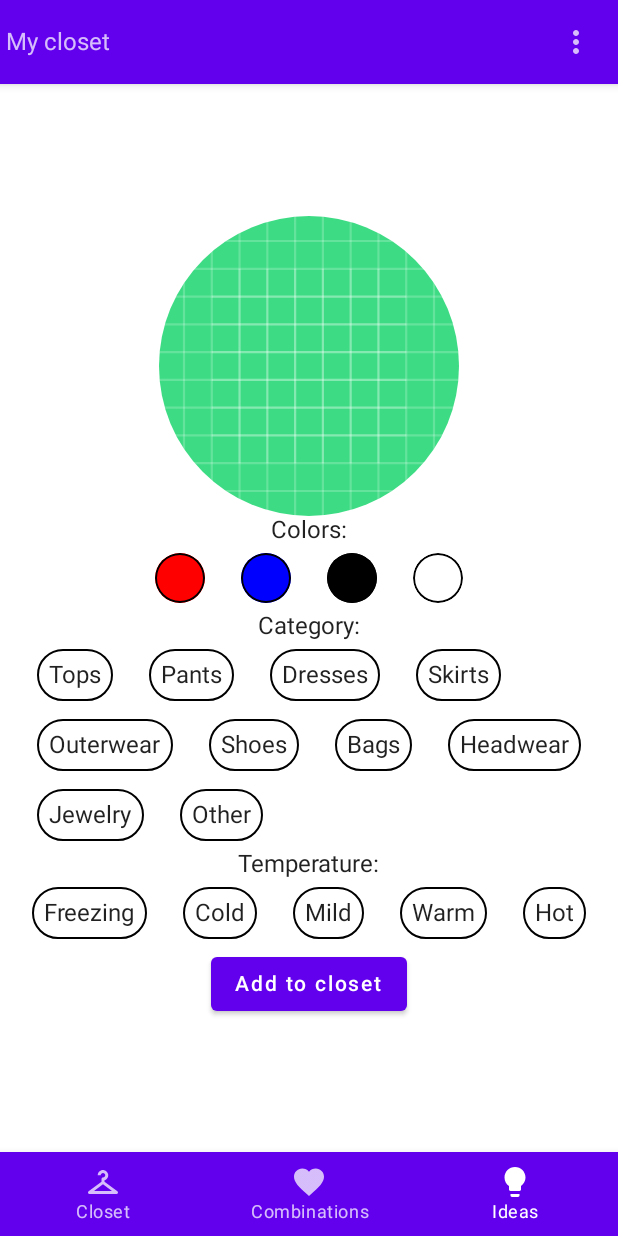
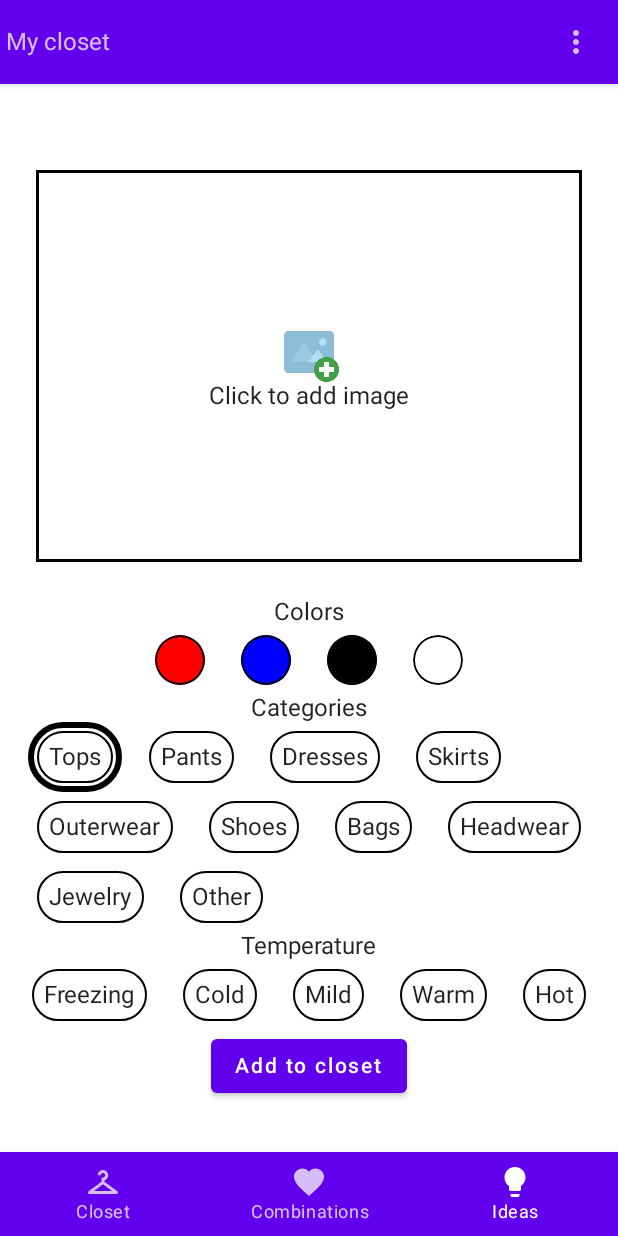
Before and after one commit to kristina-dudjak/closet, an Android app built with Jetpack Compose: the closetEditor screen opened through its navigation route, on a phone screen of 412 x 824 dp. Run offline under Robolectric (Android 15) with nearby library versions, the phone set to English and light mode, and no system bars; our stand-ins replace Dagger/Hilt's generated code, accompanist; libraries missing offline, so code that uses them is left out: com.firebase.ui.

Commit message:
refactor: add strings, change stringRes from nullable, enable one necessary clothes category

```diff
--- a/app/src/main/java/hr/ferit/kristinadudjak/mycloset/ui/closetEditor/ClosetEditorScreen.kt
+++ b/app/src/main/java/hr/ferit/kristinadudjak/mycloset/ui/closetEditor/ClosetEditorScreen.kt
@@ -1,20 +1,19 @@
 package hr.ferit.kristinadudjak.mycloset.ui.closetEditor
 
 import androidx.compose.foundation.Image
-import androidx.compose.foundation.layout.Arrangement
-import androidx.compose.foundation.layout.Column
-import androidx.compose.foundation.layout.fillMaxSize
-import androidx.compose.foundation.layout.size
-import androidx.compose.foundation.shape.CircleShape
+import androidx.compose.foundation.border
+import androidx.compose.foundation.clickable
+import androidx.compose.foundation.layout.*
 import androidx.compose.material.Button
+import androidx.compose.material.MaterialTheme
 import androidx.compose.material.Surface
 import androidx.compose.material.Text
 import androidx.compose.runtime.Composable
 import androidx.compose.ui.Alignment
 import androidx.compose.ui.Modifier
-import androidx.compose.ui.draw.clip
 import androidx.compose.ui.layout.ContentScale
 import androidx.compose.ui.res.painterResource
+import androidx.compose.ui.res.stringResource
 import androidx.compose.ui.tooling.preview.Preview
 import androidx.compose.ui.unit.dp
 import androidx.hilt.navigation.compose.hiltViewModel
@@ -41,23 +40,33 @@ fun ClosetEditorScreen(viewModel: ClosetEditorViewModel = hiltViewModel()) {
 private fun Content(
     state: ClosetEditorState,
     onColorClick: (ClothesColor, isSelected: Boolean) -> Unit,
-    onCategoryClick: (ClothesCategory, isSelected: Boolean) -> Unit,
+    onCategoryClick: (ClothesCategory) -> Unit,
     onTemperatureClick: (Temperature, isSelected: Boolean) -> Unit
 ) {
     Column(
-        modifier = Modifier.fillMaxSize(),
+        Modifier.fillMaxSize(),
         verticalArrangement = Arrangement.Center,
         horizontalAlignment = Alignment.CenterHorizontally
     ) {
-        Image(
-            painter = painterResource(id = R.drawable.ic_launcher_background),
-            contentDescription = null,
-            contentScale = ContentScale.Crop,
-            modifier = Modifier
-                .size(200.dp)
-                .clip(CircleShape)
-        )
-        Text("Colors:")
+        Column(
+            Modifier
+                .fillMaxWidth()
+                .aspectRatio(4 / 3f)
+                .padding(24.dp)
+                .border(2.dp, MaterialTheme.colors.onBackground)
+                .clickable(onClick = {}),
+            verticalArrangement = Arrangement.Center,
+            horizontalAlignment = Alignment.CenterHorizontally
+        ) {
+            Image(
+                painter = painterResource(R.drawable.empty_image),
+                contentDescription = null,
+                Modifier.size(40.dp),
+                contentScale = ContentScale.Crop,
+            )
+            Text(stringResource(R.string.add_image))
+        }
+        Text(stringResource(R.string.colors))
         FlowRow(mainAxisSpacing = 12.dp) {
             for (color in ClothesColor.values()) {
                 ClothesColorItem(
@@ -67,17 +76,17 @@ private fun Content(
                 )
             }
         }
-        Text("Category:")
+        Text(stringResource(R.string.categories))
         FlowRow(mainAxisSpacing = 12.dp) {
             for (category in ClothesCategory.values()) {
                 ClothesCategoryItem(
                     category = category,
-                    isSelected = category in state.selectedCategories,
-                    onClick = { isSelected -> onCategoryClick(category, isSelected) }
+                    isSelected = category == state.selectedCategory,
+                    onClick = { onCategoryClick(category) }
                 )
             }
         }
-        Text("Temperature:")
+        Text(stringResource(R.string.temperature))
         FlowRow(mainAxisSpacing = 12.dp) {
             for (temperature in Temperature.values()) {
                 ClothesTemperatureItem(
@@ -88,7 +97,7 @@ private fun Content(
             }
         }
         Button(onClick = { }) {
-            Text("Add to closet")
+            Text(stringResource(R.string.add_to_closet))
         }
 
     }
@@ -105,16 +114,14 @@ fun PreviewClosetEditor() {
                         ClothesColor.Blue,
                         ClothesColor.Black
                     ),
-                    selectedCategories = listOf(
-                        ClothesCategory.Bags,
-                        ClothesCategory.Dresses
-                    ),
+                    selectedCategory =
+                    ClothesCategory.Bags,
                     selectedTemperatures = listOf(
                         Temperature.Cold
                     )
                 ),
                 onColorClick = { _, _ -> },
-                onCategoryClick = { _, _ -> },
+                onCategoryClick = {},
                 onTemperatureClick = { _, _ -> }
             )
         }
--- a/app/src/main/java/hr/ferit/kristinadudjak/mycloset/ui/closetEditor/ClosetEditorState.kt
+++ b/app/src/main/java/hr/ferit/kristinadudjak/mycloset/ui/closetEditor/ClosetEditorState.kt
@@ -6,6 +6,6 @@ import hr.ferit.kristinadudjak.mycloset.ui.enums.Temperature
 
 data class ClosetEditorState(
     val selectedColors: List<ClothesColor>,
-    val selectedCategories: List<ClothesCategory>,
+    val selectedCategory: ClothesCategory,
     val selectedTemperatures: List<Temperature>
 )
--- a/app/src/main/java/hr/ferit/kristinadudjak/mycloset/ui/closetEditor/ClosetEditorViewModel.kt
+++ b/app/src/main/java/hr/ferit/kristinadudjak/mycloset/ui/closetEditor/ClosetEditorViewModel.kt
@@ -16,7 +16,7 @@ class ClosetEditorViewModel @Inject constructor() : ViewModel() {
     var uiState by mutableStateOf<ClosetEditorState?>(
         ClosetEditorState(
             selectedColors = emptyList(),
-            selectedCategories = emptyList(),
+            selectedCategory = ClothesCategory.Tops,
             selectedTemperatures = emptyList()
         )
     )
@@ -30,12 +30,9 @@ class ClosetEditorViewModel @Inject constructor() : ViewModel() {
         )
     }
 
-    fun onCategoryClick(category: ClothesCategory, isSelected: Boolean) {
+    fun onCategoryClick(category: ClothesCategory) {
         uiState = uiState?.copy(
-            selectedCategories = uiState!!.selectedCategories.run {
-                if (isSelected) plus(category)
-                else minus(category)
-            }
+            selectedCategory = category
         )
     }
 
--- a/app/src/main/java/hr/ferit/kristinadudjak/mycloset/ui/closetEditor/ClothesCategoryItem.kt
+++ b/app/src/main/java/hr/ferit/kristinadudjak/mycloset/ui/closetEditor/ClothesCategoryItem.kt
@@ -9,6 +9,7 @@ import androidx.compose.material.MaterialTheme
 import androidx.compose.material.Text
 import androidx.compose.runtime.Composable
 import androidx.compose.ui.Modifier
+import androidx.compose.ui.res.stringResource
 import androidx.compose.ui.unit.dp
 import hr.ferit.kristinadudjak.mycloset.ui.enums.ClothesCategory
 
@@ -16,7 +17,7 @@ import hr.ferit.kristinadudjak.mycloset.ui.enums.ClothesCategory
 fun ClothesCategoryItem(
     category: ClothesCategory,
     isSelected: Boolean,
-    onClick: (Boolean) -> Unit
+    onClick: () -> Unit
 ) {
     Box(
         modifier = Modifier
@@ -34,8 +35,8 @@ fun ClothesCategoryItem(
                 CircleShape
             )
             .padding(8.dp)
-            .clickable { onClick(!isSelected) }
+            .clickable(onClick = onClick)
     ) {
-        Text(text = category.name)
+        Text(text = stringResource(category.nameRes))
     }
 }
--- a/app/src/main/java/hr/ferit/kristinadudjak/mycloset/ui/closetEditor/ClothesTemperatureItem.kt
+++ b/app/src/main/java/hr/ferit/kristinadudjak/mycloset/ui/closetEditor/ClothesTemperatureItem.kt
@@ -10,6 +10,7 @@ import androidx.compose.material.MaterialTheme
 import androidx.compose.material.Text
 import androidx.compose.runtime.Composable
 import androidx.compose.ui.Modifier
+import androidx.compose.ui.res.stringResource
 import androidx.compose.ui.unit.dp
 import hr.ferit.kristinadudjak.mycloset.ui.enums.Temperature
 
@@ -37,6 +38,6 @@ fun ClothesTemperatureItem(
             .padding(8.dp)
             .clickable { onClick(!isSelected) }
     ) {
-        Text(text = temperature.name)
+        Text(text = stringResource(temperature.nameRes))
     }
 }
--- a/app/src/main/java/hr/ferit/kristinadudjak/mycloset/ui/enums/ClothesCategory.kt
+++ b/app/src/main/java/hr/ferit/kristinadudjak/mycloset/ui/enums/ClothesCategory.kt
@@ -4,7 +4,7 @@ import androidx.annotation.StringRes
 import hr.ferit.kristinadudjak.mycloset.R
 
 enum class ClothesCategory(
-    @StringRes val nameRes: Int? = null,
+    @StringRes val nameRes: Int,
 ) {
     Tops(
         nameRes = R.string.category_tops
--- a/app/src/main/java/hr/ferit/kristinadudjak/mycloset/ui/enums/Temperature.kt
+++ b/app/src/main/java/hr/ferit/kristinadudjak/mycloset/ui/enums/Temperature.kt
@@ -4,7 +4,7 @@ import androidx.annotation.StringRes
 import hr.ferit.kristinadudjak.mycloset.R
 
 enum class Temperature(
-    @StringRes val nameRes: Int? = null,
+    @StringRes val nameRes: Int,
 ) {
     Freezing(
         nameRes = R.string.temperature_freezing
--- a/app/src/main/res/values/strings.xml
+++ b/app/src/main/res/values/strings.xml
@@ -6,11 +6,15 @@
     <string name="nav_combinations">Combinations</string>
     <string name="nav_ideas">Ideas</string>
 
+    <string name="add_image">Click to add image</string>
+
+    <string name="colors">Colors</string>
     <string name="color_red">Red</string>
     <string name="color_blue">Blue</string>
     <string name="color_white">White</string>
     <string name="color_black">Black</string>
 
+    <string name="categories">Categories</string>
     <string name="category_tops">Tops</string>
     <string name="category_pants">Pants</string>
     <string name="category_dresses">Dresses</string>
@@ -22,10 +26,13 @@
     <string name="category_jewelry">Jewelry</string>
     <string name="category_other">Other</string>
 
+    <string name="temperature">Temperature</string>
     <string name="temperature_freezing">Freezing</string>
     <string name="temperature_cold">Cold</string>
     <string name="temperature_mild">Mild</string>
     <string name="temperature_warm">Warm</string>
     <string name="temperature_hot">Hot</string>
 
+    <string name="add_to_closet">Add to closet</string>
+
 </resources>
```
Also changed, not shown: app/src/main/res/drawable/empty_image.png (added).
